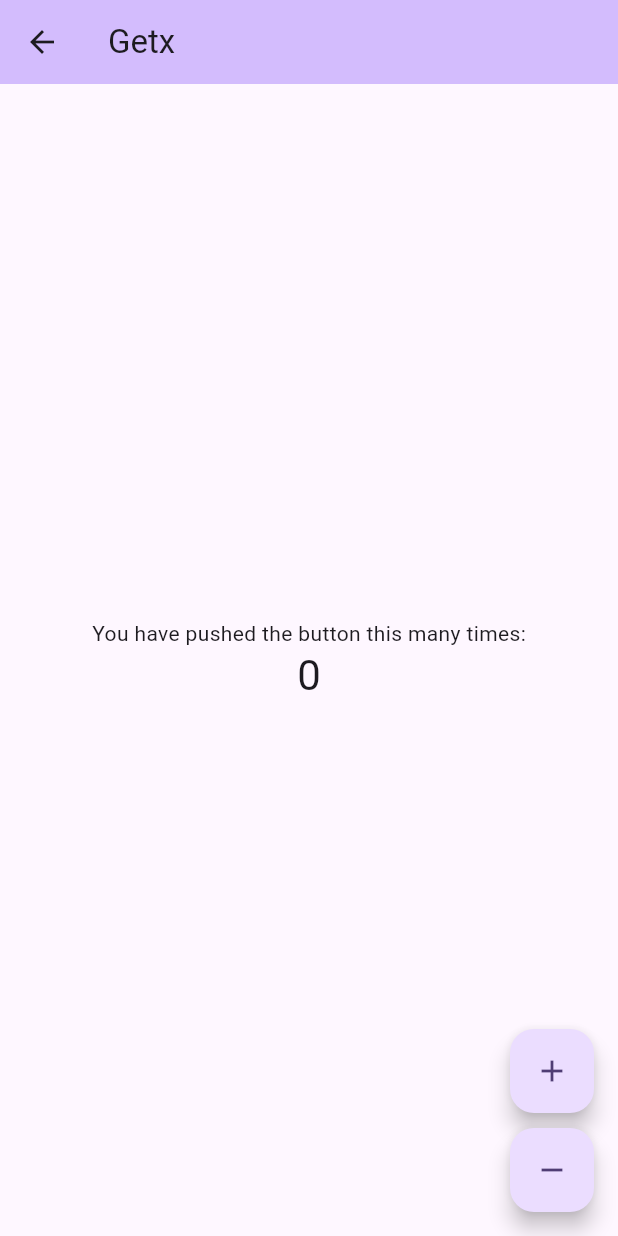
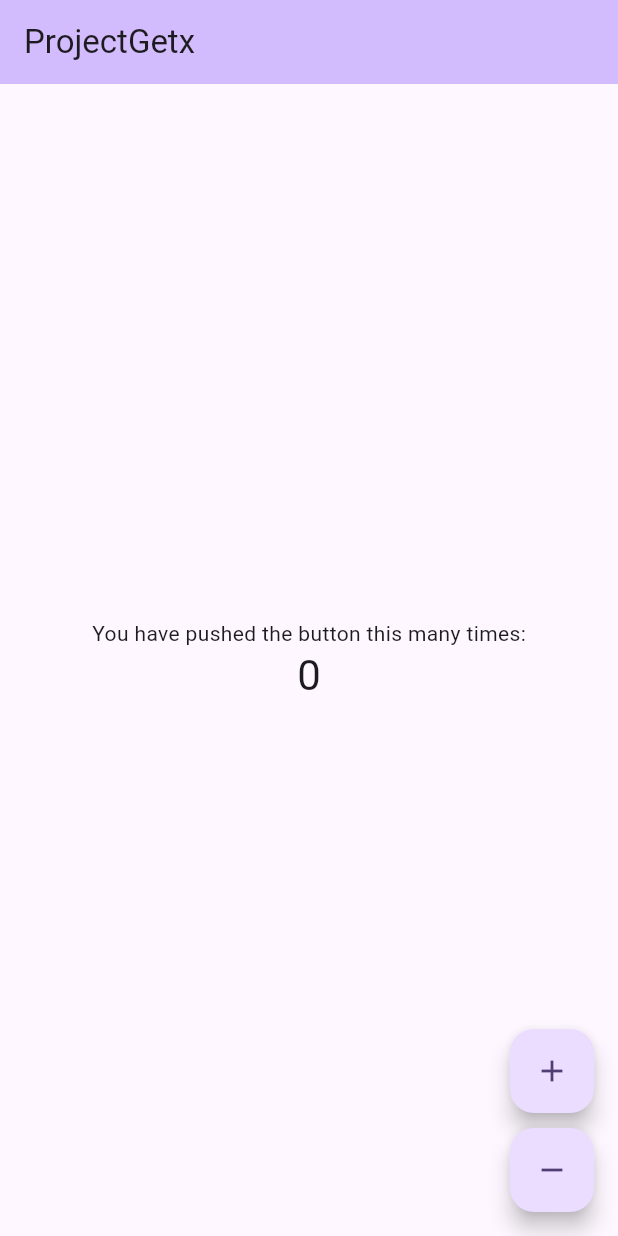
Before and after one commit to GulzadaAmankulkyzy/state-management, a Flutter app: the CounterGetxPage screen opened directly, after a tap on the "add" icon, after a tap on the "remove" icon, on a phone screen of 412 x 824 dp. Run offline on Flutter 3.47's test engine with Material 3 defaults, Android fonts, the phone set to English and light mode, and no system bars; our stand-ins replace get.

```diff
--- a/lib/counter_getx/app.dart
+++ b/lib/counter_getx/app.dart
@@ -1,18 +1,19 @@
-import 'package:counter_getx/counter/couter_page.dart';
+import 'package:counter_getx/counter_getx/counter_page_getx.dart';
 import 'package:flutter/material.dart';
+import 'package:get/get.dart';
 
-class MyApp extends StatelessWidget {
-  const MyApp({super.key});
+class MyAppGetx extends StatelessWidget {
+  const MyAppGetx({super.key});
 
   @override
   Widget build(BuildContext context) {
-    return MaterialApp(
+    return GetMaterialApp(
       title: 'Flutter Demo',
       theme: ThemeData(
         colorScheme: ColorScheme.fromSeed(seedColor: Colors.deepPurple),
         //useMaterial3: true,
       ),
-      home: const CounterPage(),
+      home: CounterGetxPage(),
     );
   }
 }
--- /dev/null
+++ b/lib/counter_getx/counter_controller.dart
@@ -0,0 +1,7 @@
+import 'package:get/get.dart';
+
+class CounterController extends GetxController {
+  RxInt count = 0.obs;
+  void increment() => count++;
+  void decrement() => count--;
+}
--- a/lib/counter_getx/counter_page_getx.dart
+++ b/lib/counter_getx/counter_page_getx.dart
@@ -1,26 +1,10 @@
+import 'package:counter_getx/counter_getx/counter_controller.dart';
 import 'package:flutter/material.dart';
+import 'package:get/get.dart';
 
-class CounterGetxPage extends StatefulWidget {
-  const CounterGetxPage({super.key});
-
-  @override
-  State<CounterGetxPage> createState() => _CounterGetxPageState();
-}
-
-class _CounterGetxPageState extends State<CounterGetxPage> {
-  int _counter = 0;
-
-  void _incrementCounter() {
-    setState(() {
-      _counter++;
-    });
-  }
-
-  void _decrementCounter() {
-    setState(() {
-      _counter--;
-    });
-  }
+class CounterGetxPage extends StatelessWidget {
+  CounterGetxPage({super.key});
+  final controller = Get.put(CounterController());
 
   @override
   Widget build(BuildContext context) {
@@ -28,7 +12,7 @@ class _CounterGetxPageState extends State<CounterGetxPage> {
     return Scaffold(
       appBar: AppBar(
         backgroundColor: Theme.of(context).colorScheme.inversePrimary,
-        title: const Text('Getx'),
+        title: const Text('ProjectGetx'),
       ),
       body: Center(
         child: Column(
@@ -37,10 +21,13 @@ class _CounterGetxPageState extends State<CounterGetxPage> {
             const Text(
               'You have pushed the button this many times:',
             ),
-            Text(
-              '$_counter',
-              style: Theme.of(context).textTheme.headlineMedium,
-            ),
+            Obx(() {
+              //print('Obx ishtedi');
+              return Text(
+                '${controller.count}',
+                style: Theme.of(context).textTheme.headlineMedium,
+              );
+            }),
           ],
         ),
       ),
@@ -48,13 +35,13 @@ class _CounterGetxPageState extends State<CounterGetxPage> {
         mainAxisAlignment: MainAxisAlignment.end,
         children: [
           FloatingActionButton(
-            onPressed: _incrementCounter,
+            onPressed: controller.increment,
             tooltip: 'Increment',
             child: const Icon(Icons.add),
           ),
           const SizedBox(height: 10),
           FloatingActionButton(
-            onPressed: _decrementCounter,
+            onPressed: controller.decrement,
             tooltip: 'Decrement', // Tooltipти да оңдоду
             child: const Icon(Icons.remove),
           ),
```
Also changed, not shown: lib/main.dart (+9 -2 lines).
